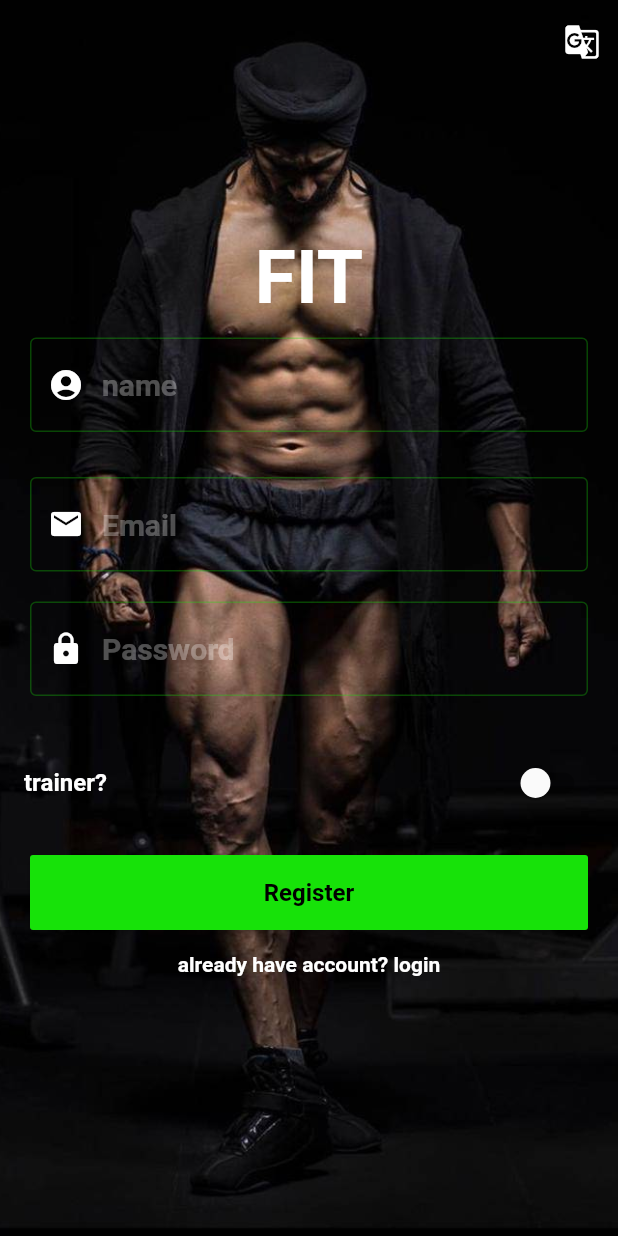
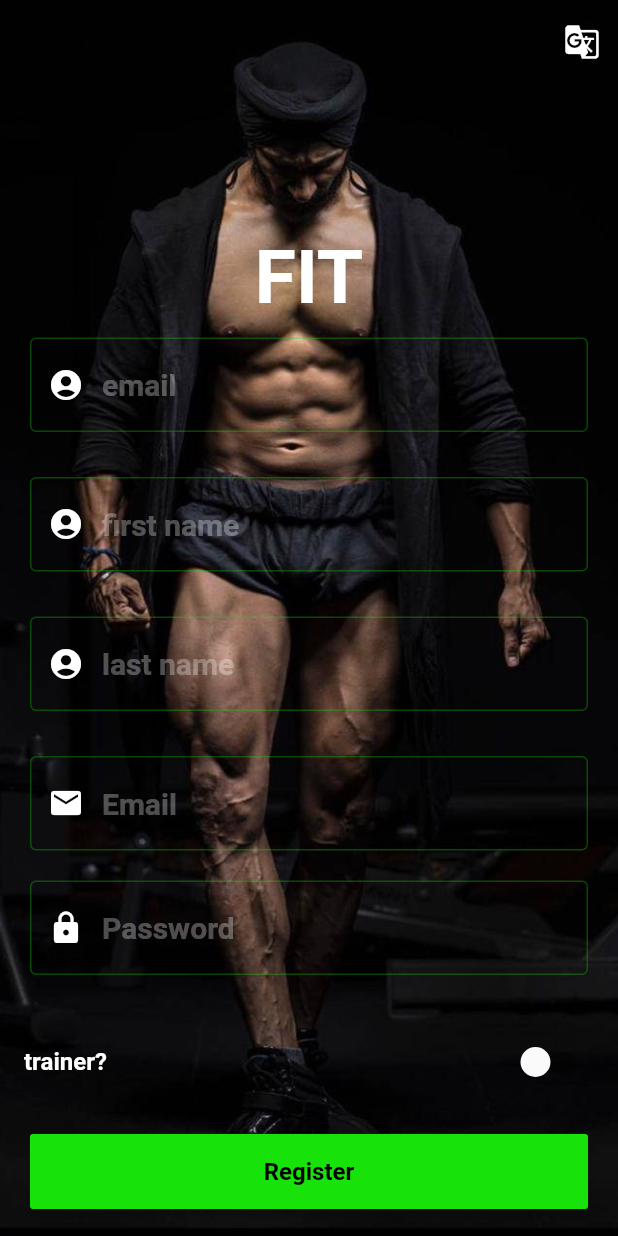
Before and after one commit to rGradov/flutter-trainer-app, a Flutter app: the screen it shows after launch, after a tap on "Login", after a tap on "not registered yet? Register", on a phone screen of 412 x 824 dp. Run offline on Flutter 3.47's test engine with Material 2 defaults, Android fonts, the phone set to English and light mode, and no system bars; our stand-ins replace easy_localization, form_field_validator, shared_preferences, table_calendar; missing offline and left inert: dart:ffi.

Commit message:
making sistem of route

```diff
--- a/assets/translations/ru-RU.json
+++ b/assets/translations/ru-RU.json
@@ -10,7 +10,9 @@
   "pswd-error-max-length": "пароль не должен быть больше 15 символов",
   "hint-pswd": "Пароль",
   "hint-email": "Почта",
-  "hint-name": "Имя",
+  "hint-name": "логин",
+  "hint-lname":"Фамилия",
+  "hint-fname":"Имя",
   "main-title": "ФИТ",
   "not-reg-btn": "Зарегистрироваться",
   "not-login-btn": "Уже есть аккаунт? Войти",
--- a/lib/const/const.dart
+++ b/lib/const/const.dart
@@ -1,3 +1,5 @@
+import 'dart:ffi';
+
 import 'package:flutter/material.dart';
 
 const MainColor = Color.fromRGBO(23, 226, 9, 1);
@@ -7,3 +9,4 @@ const MainColor30 = Color.fromRGBO(23, 226, 9, 0.3);
 const ApiLogin = 'jsonplaceholder.typicode.com';
 
 const LoginPageMainText = 'FIT';
+const ApiUrl = 'dry-inlet-36074.herokuapp.com';
--- a/lib/main.dart
+++ b/lib/main.dart
@@ -1,7 +1,9 @@
+import 'package:workout_app/route/routerName.dart';
 import 'package:workout_app/screens/auth/authscreen.dart';
 import 'dart:ui';
 import 'package:easy_localization/easy_localization.dart'; // import custom loaders
 import 'package:flutter/material.dart';
+import 'route/route.dart' as router;
 
 void main() async {
   WidgetsFlutterBinding.ensureInitialized();
@@ -22,7 +24,9 @@ class FitApp extends StatelessWidget {
       localizationsDelegates: context.localizationDelegates,
       supportedLocales: context.supportedLocales,
       locale: context.locale,
-      home: AuthScreen(),
+      // home: AuthScreen(),
+      onGenerateRoute: router.generateRoute,
+      initialRoute: LoginRoute,
     );
   }
 }
--- /dev/null
+++ b/lib/route/route.dart
@@ -0,0 +1,22 @@
+
+import 'package:flutter/material.dart';
+import 'package:workout_app/route/routerName.dart';
+import 'package:workout_app/screens/auth/authscreen.dart';
+import 'package:workout_app/screens/auth/register/registerscreen.dart';
+import 'package:workout_app/screens/home/homescreen.dart';
+import 'package:workout_app/screens/timetable/timetablescreen.dart';
+
+Route<dynamic> generateRoute(RouteSettings settings) {
+  switch (settings.name) {
+    case HomeRoute:
+      return MaterialPageRoute(builder: (context) => HomeScreen());
+    case LoginRoute:
+      return MaterialPageRoute(builder: (context) => AuthScreen());
+    case RegisterRoute:
+      return MaterialPageRoute(builder: (context) => RegScreen());
+    case TimeTableRoute:
+      return MaterialPageRoute(builder: (context) => TimetableScreen());
+      break;
+    default: MaterialPageRoute(builder: (context) => HomeScreen());
+  }
+}
--- /dev/null
+++ b/lib/route/routerName.dart
@@ -0,0 +1,4 @@
+const String HomeRoute = '/';
+const String LoginRoute = '/login';
+const String RegisterRoute = '/register';
+const String TimeTableRoute = '/timetable';
--- a/lib/screens/auth/authscreen.dart
+++ b/lib/screens/auth/authscreen.dart
@@ -4,6 +4,7 @@ import 'package:flutter/material.dart';
 import 'package:form_field_validator/form_field_validator.dart';
 import 'package:shared_preferences/shared_preferences.dart';
 import 'package:workout_app/const/const.dart';
+import 'package:workout_app/route/routerName.dart';
 import 'package:workout_app/screens/auth/register/registerscreen.dart';
 import 'package:workout_app/screens/home/homescreen.dart';
 import 'package:http/http.dart' as http;
@@ -14,19 +15,24 @@ class User {
   User({this.email, this.password});
 }
 
-Future<User> postData(String email, String password) async {
-  // final resp = await http.post(
-  //   Uri.http(ApiLogin, 'typicode/demo/posts'),
-  //   headers: <String, String>{
-  //     'Content-Type': 'application/json; charset=UTF-8',
-  //   },
-  //   body: jsonEncode(<String, String>{
-  //     'email': email,
-  //     'password': password,
-  //   }),
-  // );
-  // if (resp.statusCode == 201) {
-  // } else {}
+Future<String> postData(String email, String password) async {
+  final resp = await http.post(
+    Uri.http(ApiLogin, 'typicode/demo/posts'),
+    headers: <String, String>{
+      'Content-Type': 'application/json; charset=UTF-8',
+    },
+    body: jsonEncode(<String, String>{
+      'email': email,
+      'password': password,
+    }),
+  );
+  print(resp.statusCode);
+  print(resp.body);
+  if (resp.statusCode == 201) {
+    return 'true';
+  } else {
+    return resp.body;
+  }
 }
 
 class AuthScreen extends StatefulWidget {
@@ -146,45 +152,22 @@ class _AuthScreenState extends State<AuthScreen> {
               )),
           onPressed: () async {
             if (formkey.currentState.validate()) {
-            postData(_emailController.text, _pswdController.text);
-            final prefs = await SharedPreferences.getInstance();
-            final e = prefs.getString('email') ?? 0;
-            final p = prefs.getString('pswd') ?? 0;
-            if (_emailController.text == e) {
-              print('correct email');
-
-              if (_pswdController.text == p) {
-                print('work');
-                formkey.currentState.reset();
-                Navigator.push(
-                  context,
-                  MaterialPageRoute(builder: (context) => HomeScreen()),
+              final body = await postData(
+                _emailController.text,
+                _pswdController.text,
               );
+              print(body);
+              if (body == 'true') {
+                Navigator.pushNamedAndRemoveUntil(
+                    context, HomeRoute, (r) => false);
               } else {
                 final snackBar = SnackBar(
-                  content: Text("valid-pswd".tr().toString()),
+                  content: Text(body.toString()),
                   action: SnackBarAction(
                     label: 'ok',
                     onPressed: () {
                       // formkey.currentState.reset();
-                      _pswdController.clear();
-                    },
-                  ),
-                );
-
-                // Find the ScaffoldMessenger in the widget tree
-                // and use it to show a SnackBar.
-                ScaffoldMessenger.of(context).showSnackBar(snackBar);
-              }
-            } else {
-              final snackBar = SnackBar(
-                content: Text("valid-email".tr().toString()),
-                action: SnackBarAction(
-                  label: 'ok',
-                  onPressed: () {
-                    _pswdController.clear();
-                    _emailController.clear();
-                    formkey.currentState.reset();
+                      // _pswdController.clear();
                     },
                   ),
                 );
@@ -194,8 +177,7 @@ class _AuthScreenState extends State<AuthScreen> {
                 ScaffoldMessenger.of(context).showSnackBar(snackBar);
               }
             }
-        },
-      );
+          });
     }
 
     Widget _form(String lable) {
--- a/lib/screens/auth/register/registerscreen.dart
+++ b/lib/screens/auth/register/registerscreen.dart
@@ -4,6 +4,7 @@ import 'package:easy_localization/easy_localization.dart';
 import 'package:form_field_validator/form_field_validator.dart';
 import 'package:shared_preferences/shared_preferences.dart';
 import 'package:workout_app/const/const.dart';
+import 'package:workout_app/route/routerName.dart';
 import 'package:workout_app/screens/home/homescreen.dart';
 import 'package:http/http.dart' as http;
 import 'package:workout_app/screens/auth/authscreen.dart';
@@ -11,13 +12,37 @@ import 'package:workout_app/screens/auth/authscreen.dart';
 class User {
   final String email;
   final String password;
-  User({this.email, this.password});
+  final String lastName;
+  final String firstName;
+  final String login;
+  User({this.email, this.password, this.lastName, this.firstName, this.login});
 }
 
-Future<User> postData(String email, String password) async {
-  final prefs = await SharedPreferences.getInstance();
-  prefs.setString('email', email);
-  prefs.setString('pswd', password);
+Future<String> postData(String email, String password, String userName,
+    String firstName, String lastName) async {
+  // final prefs = await SharedPreferences.getInstance();
+  // prefs.setString('email', email);
+  // prefs.setString('pswd', password);
+  final resp = await http.post(
+    Uri.http(ApiUrl, 'api/register'),
+    headers: <String, String>{
+      'Content-Type': 'application/json; charset=UTF-8',
+    },
+    body: jsonEncode(<String, String>{
+      'email': email,
+      'username': userName,
+      'firstname': firstName,
+      'lastname': lastName,
+      'password': password,
+    }),
+  );
+  print('Response status: ${resp.statusCode}');
+  print('Response body: ${resp.body}');
+  if (resp.statusCode == 200) {
+    return 'true';
+  } else {
+    return resp.body;
+  }
 }
 
 class RegScreen extends StatefulWidget {
@@ -32,7 +57,9 @@ class _RegScreenState extends State<RegScreen> {
 
   TextEditingController _emailController = TextEditingController();
   TextEditingController _pswdController = TextEditingController();
-  TextEditingController _nameController = TextEditingController();
+  TextEditingController _userNameController = TextEditingController();
+  TextEditingController _lastNameController = TextEditingController();
+  TextEditingController _firstNameController = TextEditingController();
 
   @override
   Widget build(BuildContext context) {
@@ -88,11 +115,83 @@ class _RegScreenState extends State<RegScreen> {
       );
     }
 
-    Widget _inputName() {
+    Widget _inputFirstName() {
       return Container(
         padding: EdgeInsets.only(left: 20, right: 20),
         child: TextFormField(
-          controller: _nameController,
+          controller: _firstNameController,
+          obscureText: false,
+          style: TextStyle(fontSize: 20, color: Colors.white),
+          decoration: InputDecoration(
+              hintStyle: TextStyle(
+                  fontSize: 20,
+                  fontWeight: FontWeight.bold,
+                  color: Colors.white30),
+              hintText: "hint-fname".tr().toString(),
+              focusedBorder: OutlineInputBorder(
+                borderSide: BorderSide(color: MainColor, width: 3),
+              ),
+              enabledBorder: OutlineInputBorder(
+                  borderSide: BorderSide(color: MainColor30, width: 1)),
+              prefixIcon: Padding(
+                padding: EdgeInsets.only(left: 10, right: 10),
+                child: IconTheme(
+                  data: IconThemeData(color: Colors.white),
+                  child: Icon(Icons.account_circle),
+                ),
+              )),
+          validator: MultiValidator([
+            RequiredValidator(errorText: "erorr-req".tr().toString()),
+            MinLengthValidator(2,
+                errorText: "error-name-min-length".tr().toString()),
+            MaxLengthValidator(15,
+                errorText: "error-name-max-length".tr().toString())
+          ]),
+        ),
+      );
+    }
+
+    Widget _inputLastName() {
+      return Container(
+        padding: EdgeInsets.only(left: 20, right: 20),
+        child: TextFormField(
+          controller: _lastNameController,
+          obscureText: false,
+          style: TextStyle(fontSize: 20, color: Colors.white),
+          decoration: InputDecoration(
+              hintStyle: TextStyle(
+                  fontSize: 20,
+                  fontWeight: FontWeight.bold,
+                  color: Colors.white30),
+              hintText: "hint-lname".tr().toString(),
+              focusedBorder: OutlineInputBorder(
+                borderSide: BorderSide(color: MainColor, width: 3),
+              ),
+              enabledBorder: OutlineInputBorder(
+                  borderSide: BorderSide(color: MainColor30, width: 1)),
+              prefixIcon: Padding(
+                padding: EdgeInsets.only(left: 10, right: 10),
+                child: IconTheme(
+                  data: IconThemeData(color: Colors.white),
+                  child: Icon(Icons.account_circle),
+                ),
+              )),
+          validator: MultiValidator([
+            RequiredValidator(errorText: "erorr-req".tr().toString()),
+            MinLengthValidator(2,
+                errorText: "error-name-min-length".tr().toString()),
+            MaxLengthValidator(15,
+                errorText: "error-name-max-length".tr().toString())
+          ]),
+        ),
+      );
+    }
+
+    Widget _inputUserName() {
+      return Container(
+        padding: EdgeInsets.only(left: 20, right: 20),
+        child: TextFormField(
+          controller: _userNameController,
           obscureText: false,
           style: TextStyle(fontSize: 20, color: Colors.white),
           decoration: InputDecoration(
@@ -175,6 +274,15 @@ class _RegScreenState extends State<RegScreen> {
       );
     }
 
+    void _clearForm() {
+      formkey.currentState.reset();
+      _pswdController.clear();
+      _emailController.clear();
+      _firstNameController.clear();
+      _lastNameController.clear();
+      _userNameController.clear();
+    }
+
     Widget _button(void func()) {
       return RaisedButton(
         splashColor: Colors.white,
@@ -186,16 +294,32 @@ class _RegScreenState extends State<RegScreen> {
               fontSize: 16,
               color: Colors.black,
             )),
-        onPressed: () {
+        onPressed: () async {
           if (formkey.currentState.validate()) {
-            postData(_emailController.text, _pswdController.text);
+            final body = await postData(
+                _emailController.text,
+                _pswdController.text,
+                _userNameController.text,
+                _firstNameController.text,
+                _lastNameController.text);
+            print(body);
+            if (body == 'true') {
+              _clearForm();
+              Navigator.pushNamedAndRemoveUntil(
+                  context, HomeRoute, (r) => false);
+            } else {
+              final snackBar = SnackBar(
+                content: Text(body.toString()),
+                action: SnackBarAction(
+                  label: 'ok',
+                  onPressed: _clearForm,
+                ),
+              );
 
-            Navigator.push(
-              context,
-              MaterialPageRoute(builder: (context) => HomeScreen()),
-            );
-
-            formkey.currentState.reset();
+              // Find the ScaffoldMessenger in the widget tree
+              // and use it to show a SnackBar.
+              ScaffoldMessenger.of(context).showSnackBar(snackBar);
+            }
           }
         },
       );
@@ -209,7 +333,13 @@ class _RegScreenState extends State<RegScreen> {
           children: <Widget>[
             Padding(
                 padding: EdgeInsets.only(bottom: 20, top: 10),
-                child: _inputName()),
+                child: _inputUserName()),
+            Padding(
+                padding: EdgeInsets.only(bottom: 20, top: 10),
+                child: _inputFirstName()),
+            Padding(
+                padding: EdgeInsets.only(bottom: 20, top: 10),
+                child: _inputLastName()),
             Padding(
                 padding: EdgeInsets.only(bottom: 20, top: 10),
                 child: _inputEmail()),
```
Also changed, not shown: assets/translations/en-US.json (+5 -3 lines). Lines whose indentation alone changed are shown as unchanged.
